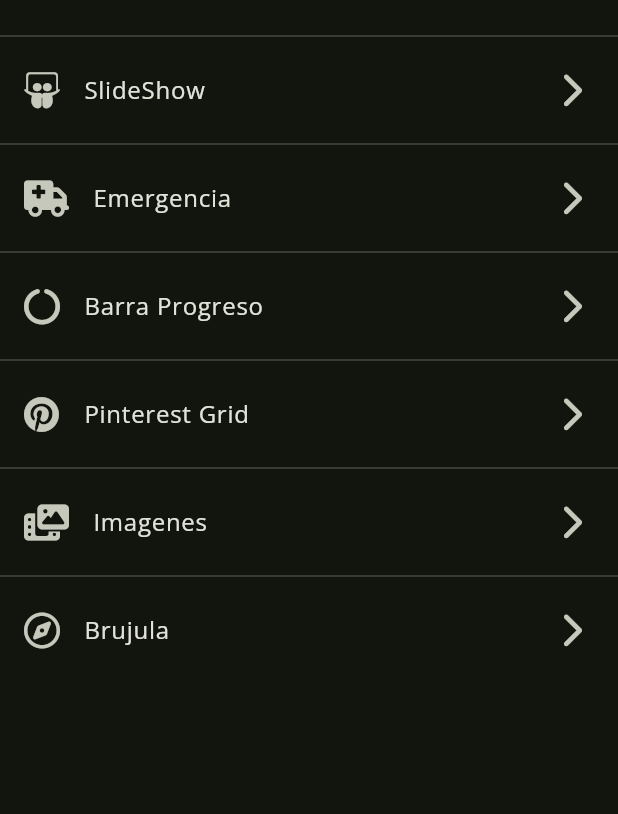
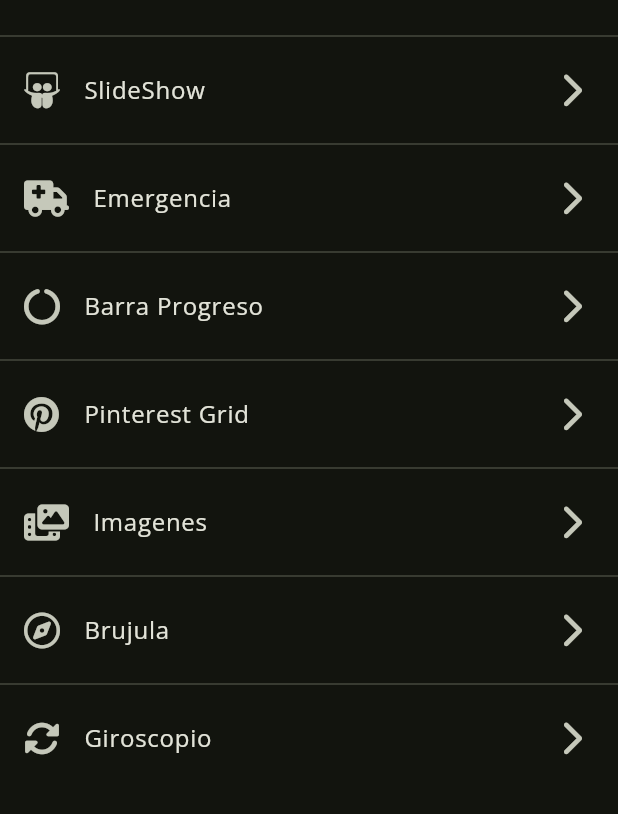
Before and after one commit to Zero0242/fl_animations_app, a Flutter app: the screen it shows after launch, on a phone screen of 412 x 824 dp, the part 252-1066 px from its top. Run offline on Flutter 3.47's test engine with Material 3 defaults, Android fonts, the phone set to English and light mode, and no system bars; our stand-ins replace animate_do, cached_network_image, flutter_compass, flutter_riverpod, flutter_svg, font_awesome_flutter and 7 more.

Commit message:
[Sensor]: giroscopio

```diff
--- a/lib/config/router/app_router.dart
+++ b/lib/config/router/app_router.dart
@@ -50,6 +50,10 @@ final goRouterProvider = Provider<GoRouter>((ref) {
         builder: (context, state) => const CompassScreen(),
       ),
       GoRoute(
+        path: GyroscopeScreen.route,
+        builder: (context, state) => const GyroscopeScreen(),
+      ),
+      GoRoute(
         path: PokemonDetailScreen.route,
         builder: (context, state) {
           int id = int.tryParse(state.pathParameters['id'] ?? '0') ?? 0;
--- a/lib/presentation/providers/providers.dart
+++ b/lib/presentation/providers/providers.dart
@@ -3,7 +3,8 @@
 /// De esta forma los controladores se llaman desde aca
 library;
 
-export 'compass/compass_provider.dart';
 export 'permissions/permissions_provider.dart';
 export 'pinterest/pokemon_provider.dart';
+export 'sensors/compass_provider.dart';
+export 'sensors/gyroscope_provider.dart';
 export 'theme/theme_provider.dart';
--- a/lib/presentation/screens/home/home_screen.dart
+++ b/lib/presentation/screens/home/home_screen.dart
@@ -50,6 +50,11 @@ class HomeScreen extends ConsumerWidget {
           titulo: 'Brujula',
           page: CompassScreen.route,
         ),
+        _Route(
+          icon: FontAwesomeIcons.rotate,
+          titulo: 'Giroscopio',
+          page: GyroscopeScreen.route,
+        ),
       ];
 
   @override
--- a/lib/presentation/screens/screens.dart
+++ b/lib/presentation/screens/screens.dart
@@ -4,7 +4,6 @@
 library;
 
 export 'animation/animation_screen.dart';
-export 'compass/compass_screen.dart';
 export 'demo/demo_screen.dart';
 export 'emergency/emergency_screen.dart';
 export 'headers/headers_home_screen.dart';
@@ -13,4 +12,6 @@ export 'image/image_colors_screen.dart';
 export 'pinterest/pinterest_screen.dart';
 export 'pinterest/pokemon_detail_screen.dart';
 export 'progress/circular_progress_screen.dart';
+export 'sensors/compass_screen.dart';
+export 'sensors/gyroscope_screen.dart';
 export 'slider/slide_show_screen.dart';
```
Also changed, not shown: lib/presentation/providers/sensors/gyroscope_provider.dart (added, +19 -0 lines), lib/presentation/screens/sensors/gyroscope_screen.dart (added, +23 -0 lines), lib/presentation/providers/sensors/compass_provider.dart (renamed from lib/presentation/providers/compass/compass_provider.dart), lib/presentation/screens/sensors/compass_screen.dart (renamed from lib/presentation/screens/compass/compass_screen.dart).
